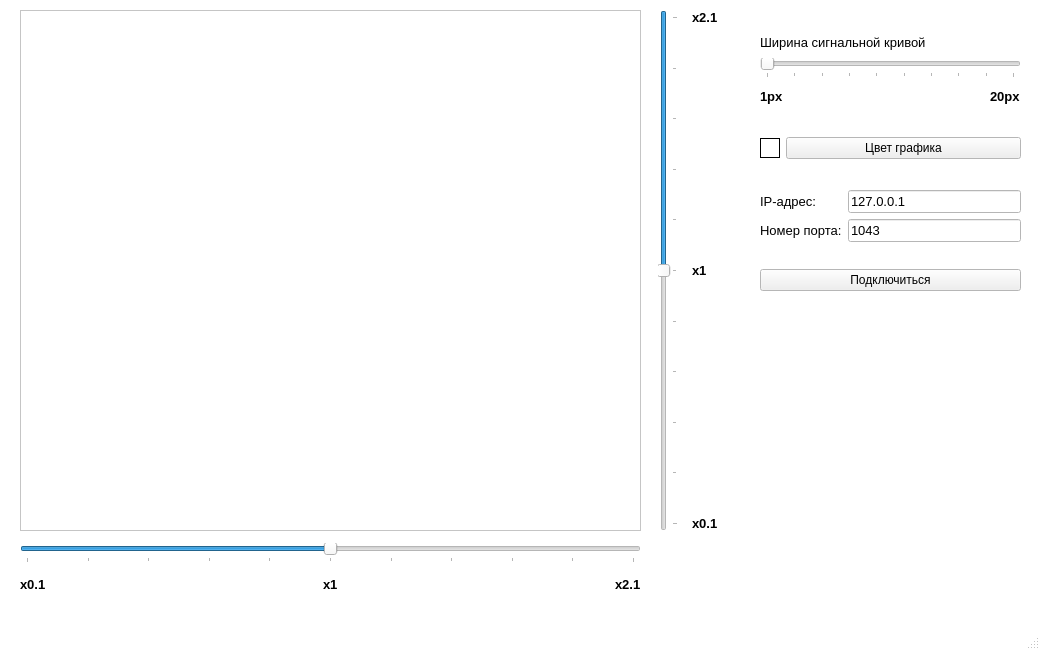
This is mainwindow.ui in vglaznev/inobitec-entry-task-client as Qt 5 draws it before an edit. The edited form follows.
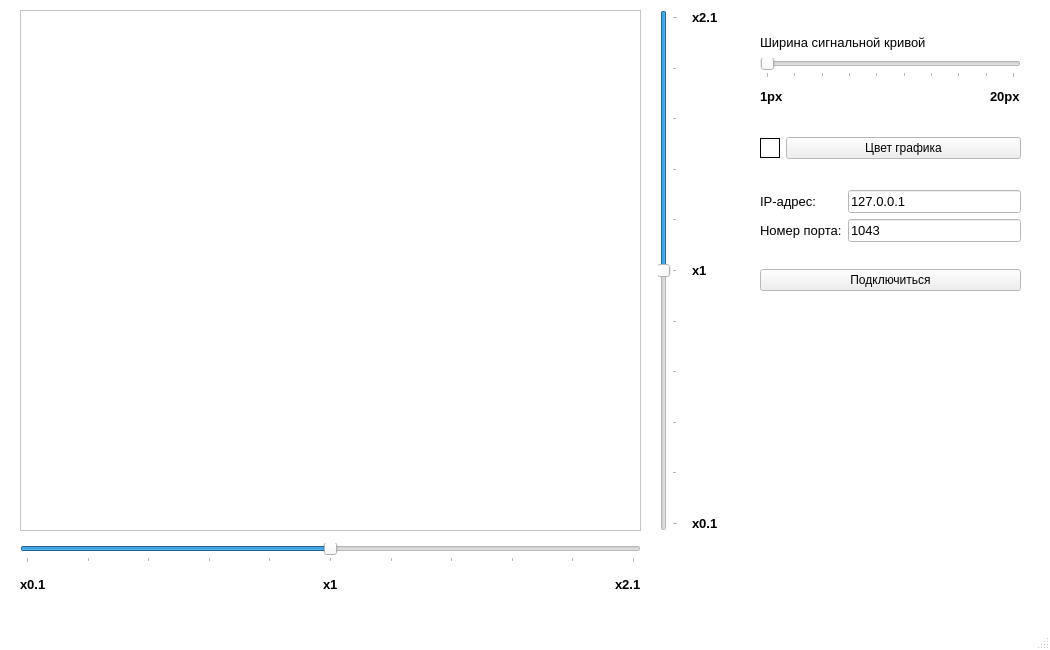
This is the edited form. Custom widgets are drawn as their Qt base class.

Diff of the .ui file:
```diff
--- a/mainwindow.ui
+++ b/mainwindow.ui
@@ -2,14 +2,29 @@
 <ui version="4.0">
  <class>MainWindow</class>
  <widget class="QMainWindow" name="MainWindow">
+  <property name="enabled">
+   <bool>true</bool>
+  </property>
   <property name="geometry">
    <rect>
     <x>0</x>
     <y>0</y>
-    <width>1040</width>
+    <width>1050</width>
     <height>650</height>
    </rect>
   </property>
+  <property name="minimumSize">
+   <size>
+    <width>1050</width>
+    <height>650</height>
+   </size>
+  </property>
+  <property name="maximumSize">
+   <size>
+    <width>1050</width>
+    <height>650</height>
+   </size>
+  </property>
   <property name="palette">
    <palette>
     <active>
@@ -548,7 +563,7 @@
      </item>
     </layout>
    </widget>
-   <widget class="QWidget" name="">
+   <widget class="QWidget" name="layoutWidget">
     <property name="geometry">
      <rect>
       <x>760</x>
```
Left out of the diff: 4 changed lines with no effect on the pictures.
